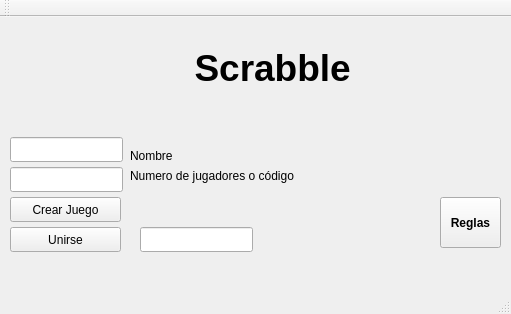
This is ScrabbleClient/mainwindow.ui in ce2103-datos-ii/Scrabble as Qt 5 draws it before an edit. The edited form follows.
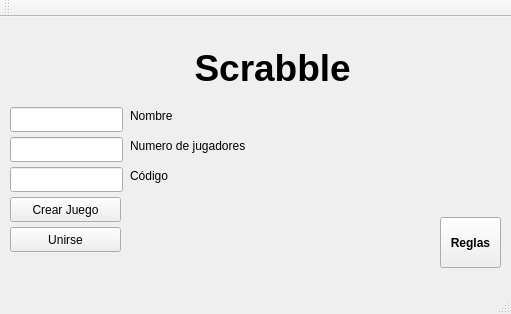
This is the edited form.

What changed in the file:
```diff
--- a/ScrabbleClient/mainwindow.ui
+++ b/ScrabbleClient/mainwindow.ui
@@ -21,7 +21,7 @@
     <property name="geometry">
      <rect>
       <x>440</x>
-      <y>180</y>
+      <y>200</y>
       <width>61</width>
       <height>51</height>
      </rect>
@@ -86,7 +86,7 @@
     <property name="geometry">
      <rect>
       <x>10</x>
-      <y>120</y>
+      <y>90</y>
       <width>113</width>
       <height>25</height>
      </rect>
@@ -96,7 +96,7 @@
     <property name="geometry">
      <rect>
       <x>10</x>
-      <y>150</y>
+      <y>120</y>
       <width>113</width>
       <height>25</height>
      </rect>
@@ -106,7 +106,7 @@
     <property name="geometry">
      <rect>
       <x>130</x>
-      <y>130</y>
+      <y>90</y>
       <width>54</width>
       <height>17</height>
      </rect>
@@ -119,25 +119,38 @@
     <property name="geometry">
      <rect>
       <x>130</x>
-      <y>150</y>
-      <width>181</width>
+      <y>120</y>
+      <width>131</width>
       <height>17</height>
      </rect>
     </property>
     <property name="text">
-     <string>Numero de jugadores o código</string>
+     <string>Numero de jugadores</string>
     </property>
    </widget>
    <widget class="QLineEdit" name="lineEdit_3">
     <property name="geometry">
      <rect>
-      <x>140</x>
-      <y>210</y>
+      <x>10</x>
+      <y>150</y>
       <width>113</width>
       <height>25</height>
      </rect>
     </property>
    </widget>
+   <widget class="QLabel" name="label_4">
+    <property name="geometry">
+     <rect>
+      <x>130</x>
+      <y>150</y>
+      <width>54</width>
+      <height>17</height>
+     </rect>
+    </property>
+    <property name="text">
+     <string>Código</string>
+    </property>
+   </widget>
   </widget>
   <widget class="QMenuBar" name="menuBar">
    <property name="geometry">
```
